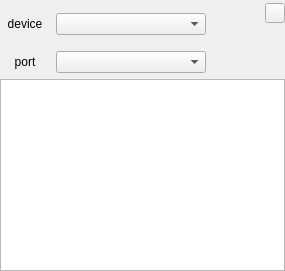
Before: the Qt Designer form src/measurementdevice.ui in marvin5300/general-purpose-control, drawn with Qt 5.
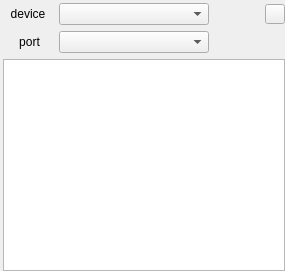
After: the same form once the commit is applied.

```diff
--- a/src/measurementdevice.ui
+++ b/src/measurementdevice.ui
@@ -31,9 +31,9 @@
   <property name="windowTitle">
    <string>Device</string>
   </property>
-  <layout class="QVBoxLayout" name="verticalLayout_2">
+  <layout class="QVBoxLayout" name="verticalLayout">
    <property name="leftMargin">
-    <number>0</number>
+    <number>3</number>
    </property>
    <property name="topMargin">
     <number>3</number>
@@ -91,14 +91,12 @@
        </property>
        <property name="sizeHint" stdset="0">
         <size>
-         <width>40</width>
-         <height>20</height>
+         <width>35</width>
+         <height>21</height>
         </size>
        </property>
       </spacer>
      </item>
-     <item>
-      <layout class="QVBoxLayout" name="verticalLayout">
        <item>
         <widget class="QPushButton" name="closeButton">
          <property name="sizePolicy">
@@ -136,33 +134,18 @@
          </property>
         </widget>
        </item>
-       <item>
-        <spacer name="verticalSpacer">
-         <property name="orientation">
-          <enum>Qt::Vertical</enum>
-         </property>
-         <property name="sizeType">
-          <enum>QSizePolicy::Expanding</enum>
-         </property>
-         <property name="sizeHint" stdset="0">
-          <size>
-           <width>20</width>
-           <height>5</height>
-          </size>
-         </property>
-        </spacer>
-       </item>
-      </layout>
-     </item>
     </layout>
    </item>
    <item>
     <layout class="QHBoxLayout" name="horizontalLayout_2">
+     <property name="leftMargin">
+      <number>3</number>
+     </property>
      <item>
       <widget class="QLabel" name="label_2">
        <property name="minimumSize">
         <size>
-         <width>50</width>
+         <width>47</width>
          <height>0</height>
         </size>
        </property>
@@ -203,7 +186,7 @@
        </property>
        <property name="sizeHint" stdset="0">
         <size>
-         <width>40</width>
+         <width>60</width>
          <height>20</height>
         </size>
        </property>
```
Lines whose indentation alone changed are shown as unchanged.
